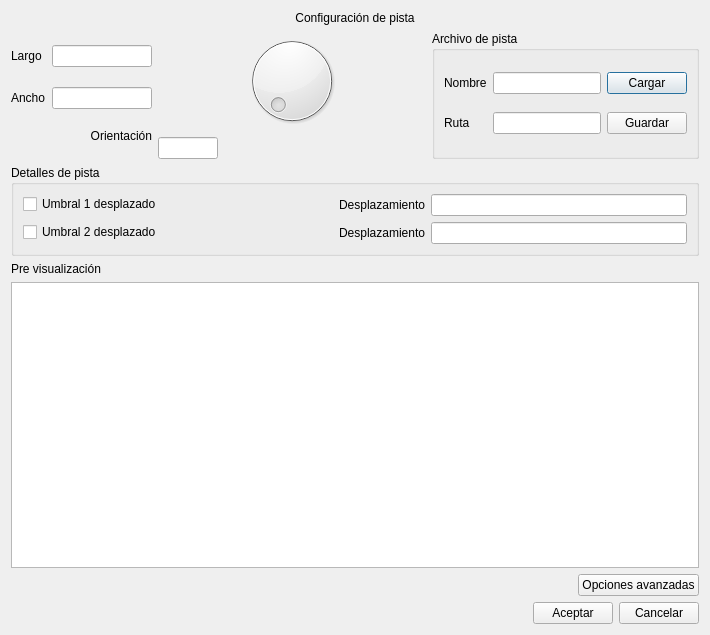
Above: interfaz/aeropuerto/dialogconfpista.ui from IgnacioOchoa/SimAerop before the change. Below: the same form after it.
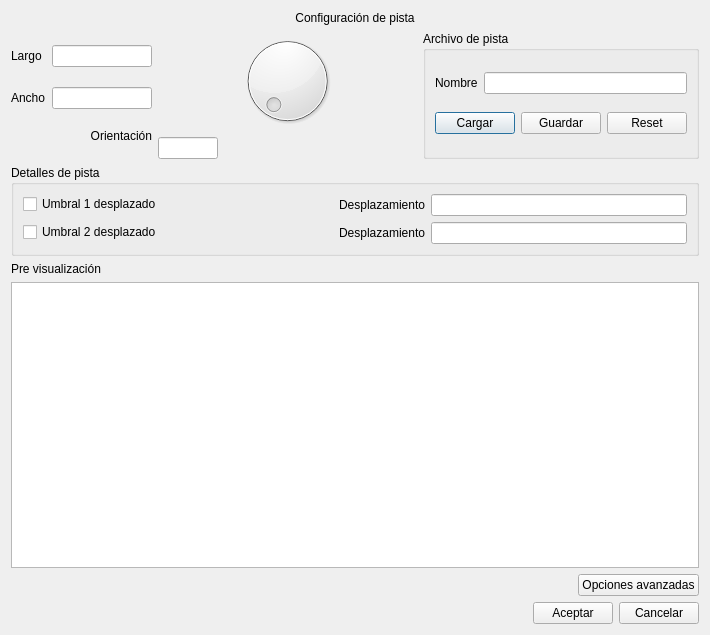
That is the form after the change.

Commit message:
Se agregó funcionalidad para guardar pista.
Se le dio vida al botón de guardar y se hizo una pequeña
reestructuración de los botones, ahora están Cargar, Guardar y Reset.
Este último borra todos los datos del diálogo.

```diff
--- a/interfaz/aeropuerto/dialogconfpista.ui
+++ b/interfaz/aeropuerto/dialogconfpista.ui
@@ -25,7 +25,7 @@
     </widget>
    </item>
    <item>
-    <layout class="QHBoxLayout" name="horizontalLayout">
+    <layout class="QHBoxLayout" name="horizontalLayout_7">
      <item>
       <layout class="QGridLayout" name="gridLayout_2">
        <item row="0" column="0">
@@ -127,40 +127,45 @@
        <property name="title">
         <string>Archivo de pista</string>
        </property>
-       <layout class="QGridLayout" name="gridLayout">
-        <item row="0" column="0">
+       <layout class="QVBoxLayout" name="verticalLayout">
+        <item>
+         <layout class="QHBoxLayout" name="horizontalLayout">
+          <item>
          <widget class="QLabel" name="lbNombre">
           <property name="text">
            <string>Nombre</string>
           </property>
          </widget>
         </item>
-        <item row="0" column="1">
+          <item>
          <widget class="QLineEdit" name="leNombreArchivo"/>
         </item>
-        <item row="0" column="2">
+         </layout>
+        </item>
+        <item>
+         <layout class="QHBoxLayout" name="horizontalLayout_6">
+          <item>
          <widget class="QPushButton" name="pbCargar">
           <property name="text">
            <string>Cargar</string>
           </property>
          </widget>
         </item>
-        <item row="1" column="0">
-         <widget class="QLabel" name="lbDireccion">
-          <property name="text">
-           <string>Ruta</string>
-          </property>
-         </widget>
-        </item>
-        <item row="1" column="1">
-         <widget class="QLineEdit" name="leRutaArchivo"/>
-        </item>
-        <item row="1" column="2">
+          <item>
          <widget class="QPushButton" name="pbGuardar">
           <property name="text">
            <string>Guardar</string>
           </property>
          </widget>
+          </item>
+          <item>
+           <widget class="QPushButton" name="pbReset">
+            <property name="text">
+             <string>Reset</string>
+            </property>
+           </widget>
+          </item>
+         </layout>
         </item>
        </layout>
       </widget>
```
Lines whose indentation alone changed are shown as unchanged. The commit also changes 2 other files.
